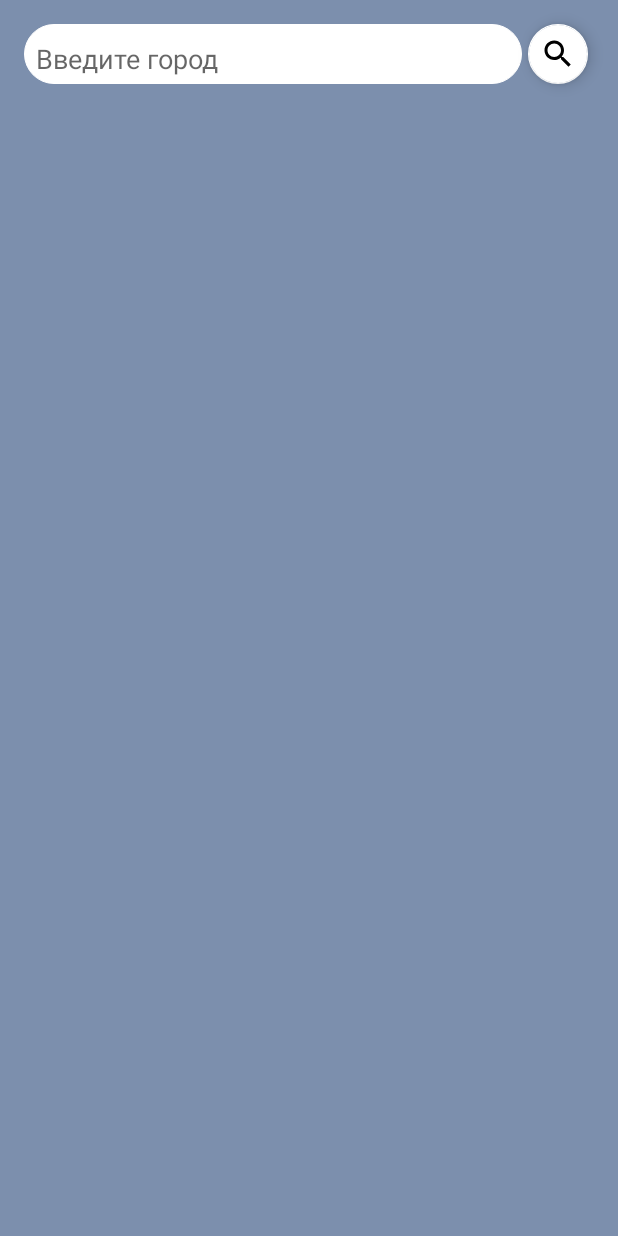
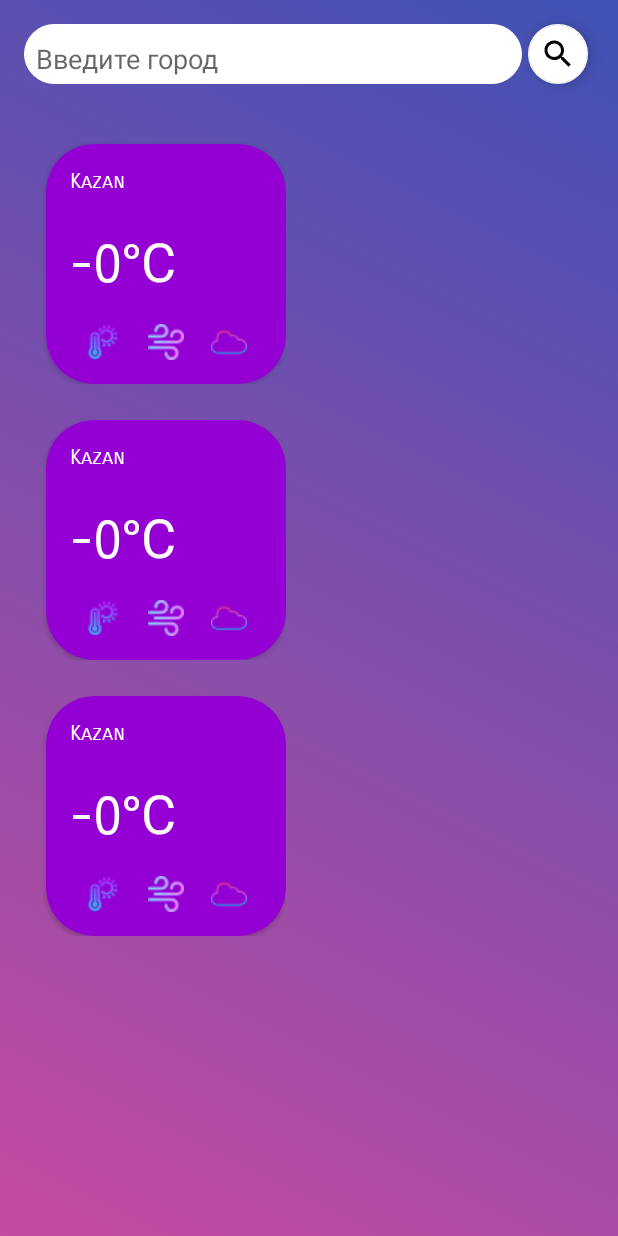
Before and after one commit to maximgadelev/android-4sem, an Android app: the layout fragment_search.xml on its own in the app's theme, with its tools: preview values and no code run, on a phone screen of 412 x 824 dp. Run offline under Robolectric (Android 15) with nearby library versions, the phone set to English and light mode, and no system bars.

Commit message:
"design for SearchFragment.kt and made logic"

```diff
--- a/app/build.gradle
+++ b/app/build.gradle
@@ -59,7 +59,7 @@ dependencies {
     // endregion
 
     testImplementation 'junit:junit:4.13.2'
-
+    implementation 'com.google.android.gms:play-services-location:17.0.0'
     androidTestImplementation 'androidx.test.ext:junit:1.1.3'
     androidTestImplementation 'androidx.test.espresso:espresso-core:3.4.0'
 }
--- a/app/src/main/AndroidManifest.xml
+++ b/app/src/main/AndroidManifest.xml
@@ -2,6 +2,8 @@
 <manifest xmlns:android="http://schemas.android.com/apk/res/android"
     package="com.example.web_app">
     <uses-permission android:name="android.permission.INTERNET"/>
+    <uses-permission android:name="android.permission.ACCESS_FINE_LOCATION" />
+    <uses-permission android:name="android.permission.ACCESS_COARSE_LOCATION"/>
     <application
         android:allowBackup="true"
         android:icon="@mipmap/ic_launcher"
--- a/app/src/main/java/com/example/web_app/WeatherRepository.kt
+++ b/app/src/main/java/com/example/web_app/WeatherRepository.kt
@@ -1,6 +1,7 @@
 package com.example.web_app
 
 import androidx.viewbinding.BuildConfig
+import com.example.web_app.response.WeatherList
 import com.example.web_app.response.WeatherResponse
 import okhttp3.Interceptor
 import okhttp3.OkHttpClient
@@ -58,4 +59,7 @@ class WeatherRepository {
     suspend fun getWeatherById(id: Int): WeatherResponse {
         return api.getWeatherById(id)
     }
+    suspend fun getWeatherList(latitude: Double?, longitude: Double?, count:Int):WeatherList{
+        return api.getWeatherList(latitude,longitude,count)
+    }
 }
--- a/app/src/main/res/layout/fragment_detail.xml
+++ b/app/src/main/res/layout/fragment_detail.xml
@@ -1,7 +1,6 @@
 <?xml version="1.0" encoding="utf-8"?>
 <RelativeLayout
     xmlns:android="http://schemas.android.com/apk/res/android"
-    xmlns:tools="http://schemas.android.com/tools"
     android:layout_width="match_parent"
     android:layout_height="match_parent"
     android:layout_gravity="center_horizontal"
--- a/app/src/main/res/layout/fragment_search.xml
+++ b/app/src/main/res/layout/fragment_search.xml
@@ -3,7 +3,7 @@
     xmlns:tools="http://schemas.android.com/tools"
     android:layout_width="match_parent"
     android:layout_height="match_parent"
-    android:background="#7c8fad"
+    android:background="@drawable/gradient"
     xmlns:app="http://schemas.android.com/apk/res-auto">
     <com.google.android.material.textfield.TextInputLayout
         android:id="@+id/ti_search"
@@ -50,6 +50,17 @@
         android:layout_height="wrap_content"
         android:orientation="vertical"
         app:layout_constraintGuide_end="16dp" />
+    <androidx.recyclerview.widget.RecyclerView
+        android:id="@+id/rv_weather_list"
+        android:layout_width="391dp"
+        android:layout_height="755dp"
+        android:layout_marginHorizontal="20dp"
+        android:layout_marginTop="20dp"
+        app:layoutManager="androidx.recyclerview.widget.GridLayoutManager"
+        app:layout_constraintEnd_toStartOf="@id/guideline_right"
+        app:layout_constraintStart_toStartOf="@id/guideline_left"
+        app:layout_constraintTop_toBottomOf="@+id/ti_search"
+        tools:listitem="@layout/weather_item"/>
 
     <com.google.android.material.floatingactionbutton.FloatingActionButton
         android:id="@+id/fb_search"
@@ -62,4 +73,6 @@
         app:layout_constraintBottom_toBottomOf="@id/ti_search"
         app:layout_constraintEnd_toEndOf="@id/guideline_right"
         app:layout_constraintTop_toTopOf="@id/guideline_top" />
+
+
 </androidx.constraintlayout.widget.ConstraintLayout>
--- /dev/null
+++ b/app/src/main/res/layout/weather_item.xml
@@ -0,0 +1,88 @@
+<androidx.constraintlayout.widget.ConstraintLayout xmlns:tools="http://schemas.android.com/tools"
+    android:id="@+id/rv_item_weather_card"
+    xmlns:android="http://schemas.android.com/apk/res/android"
+    xmlns:app="http://schemas.android.com/apk/res-auto"
+    android:layout_width="wrap_content"
+    android:layout_height="wrap_content"
+    android:padding="4dp"
+    >
+
+    <androidx.cardview.widget.CardView
+        android:layout_width="160dp"
+        android:layout_height="160dp"
+        android:layout_margin="16dp"
+        android:elevation="16dp"
+     app:cardBackgroundColor="#9400D3"
+        app:cardCornerRadius="32dp"
+        app:layout_constraintStart_toStartOf="parent"
+        app:layout_constraintTop_toTopOf="parent"
+        >
+
+        <androidx.constraintlayout.widget.ConstraintLayout
+            android:layout_width="match_parent"
+            android:layout_height="match_parent"
+            android:padding="16dp">
+
+
+            <TextView
+                android:id="@+id/tv_town_rv"
+                android:layout_width="match_parent"
+                android:layout_height="wrap_content"
+                android:fontFamily="sans-serif-smallcaps"
+                android:text="Kazan"
+                android:textColor="@color/white"
+                android:textSize="14sp"
+                app:layout_constraintEnd_toEndOf="parent"
+                app:layout_constraintStart_toStartOf="parent"
+                app:layout_constraintTop_toTopOf="parent" />
+
+            <TextView
+                android:id="@+id/tv_temp_rv"
+                android:layout_width="match_parent"
+                android:layout_height="wrap_content"
+                android:fontFamily="sans-serif-smallcaps"
+                android:text="-0°С"
+                android:textColor="@color/white"
+                android:textSize="36sp"
+                app:layout_constraintBottom_toBottomOf="parent"
+                app:layout_constraintEnd_toEndOf="parent"
+                app:layout_constraintStart_toStartOf="parent"
+                app:layout_constraintTop_toTopOf="parent" />
+
+            <ImageView
+                android:id="@+id/iv_temp_rv"
+                android:layout_width="wrap_content"
+                android:layout_height="wrap_content"
+                android:backgroundTint="#FFFFFF"
+                android:foregroundTint="#FFFFFF"
+                app:layout_constraintBottom_toBottomOf="parent"
+                app:layout_constraintEnd_toStartOf="@+id/iv_wind_rv"
+                app:layout_constraintStart_toStartOf="parent"
+                app:layout_constraintTop_toTopOf="@+id/iv_wind_rv"
+                app:srcCompat="@drawable/temperature" />
+
+            <ImageView
+                android:id="@+id/iv_rain_rv"
+                android:layout_width="wrap_content"
+                android:layout_height="wrap_content"
+                app:layout_constraintBottom_toBottomOf="parent"
+                app:layout_constraintEnd_toEndOf="parent"
+                app:layout_constraintStart_toEndOf="@id/iv_wind_rv"
+                app:layout_constraintTop_toTopOf="@+id/iv_wind_rv"
+                app:srcCompat="@drawable/cloud" />
+
+            <ImageView
+                android:id="@+id/iv_wind_rv"
+                android:layout_width="wrap_content"
+                android:layout_height="wrap_content"
+                android:layout_marginHorizontal="8dp"
+                app:layout_constraintBottom_toBottomOf="parent"
+                app:layout_constraintEnd_toStartOf="@+id/iv_rain_rv"
+                app:layout_constraintStart_toEndOf="@+id/iv_temp_rv"
+                app:srcCompat="@drawable/wind" />
+
+        </androidx.constraintlayout.widget.ConstraintLayout>
+
+    </androidx.cardview.widget.CardView>
+
+</androidx.constraintlayout.widget.ConstraintLayout>
--- a/app/src/main/res/values/colors.xml
+++ b/app/src/main/res/values/colors.xml
@@ -8,4 +8,5 @@
     <color name="black">#FF000000</color>
     <color name="white">#FFFFFFFF</color>
     <color name="background">#807ffe</color>
+    <color name="gradient">@drawable/gradient</color>
 </resources>
```
Also changed, not shown: app/src/main/java/com/example/web_app/Api.kt (+7 -0 lines), app/src/main/java/com/example/web_app/DetailFragment.kt (+14 -12 lines), app/src/main/java/com/example/web_app/SearchFragment.kt (+70 -0 lines), app/src/main/java/com/example/web_app/WeatherAdapter.kt (added, +48 -0 lines), app/src/main/java/com/example/web_app/response/WeatherList.kt (added, +93 -0 lines), app/src/main/res/drawable/temperature.png (added).
